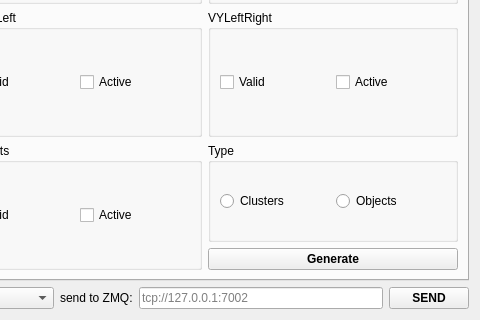
Qt form dialogconfig.ui (anatoltrush/RadarVisual) before a commit; both pictures show x 582 to 1062 and y 302 to 622 of the 1062 by 622 pixel window.
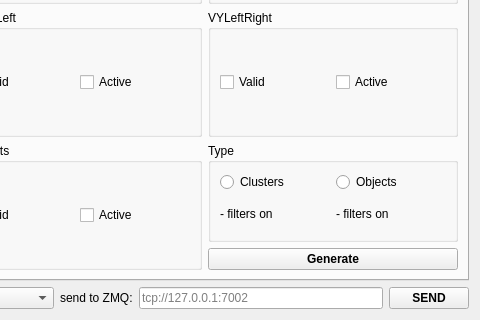
The same form after that commit.

What changed in the file:
```diff
--- a/dialogconfig.ui
+++ b/dialogconfig.ui
@@ -1750,22 +1750,32 @@
            </property>
            <layout class="QGridLayout" name="gridLayout_5">
             <item row="0" column="0">
-             <layout class="QHBoxLayout" name="horizontalLayout_2">
-              <item>
                <widget class="QRadioButton" name="rBSetClObjTypeCl">
                 <property name="text">
                  <string>Clusters</string>
                 </property>
                </widget>
               </item>
-              <item>
+            <item row="0" column="1">
                <widget class="QRadioButton" name="rBSetClObjTypeObj">
                 <property name="text">
                  <string>Objects</string>
                 </property>
                </widget>
               </item>
-             </layout>
+            <item row="1" column="0">
+             <widget class="QLabel" name="lFiltersCl">
+              <property name="text">
+               <string>- filters on</string>
+              </property>
+             </widget>
+            </item>
+            <item row="1" column="1">
+             <widget class="QLabel" name="lFiltersObj">
+              <property name="text">
+               <string>- filters on</string>
+              </property>
+             </widget>
             </item>
            </layout>
           </widget>
```
Left out of the diff: 6 changed lines with no effect on the pictures. Lines whose indentation alone changed are shown as unchanged.
